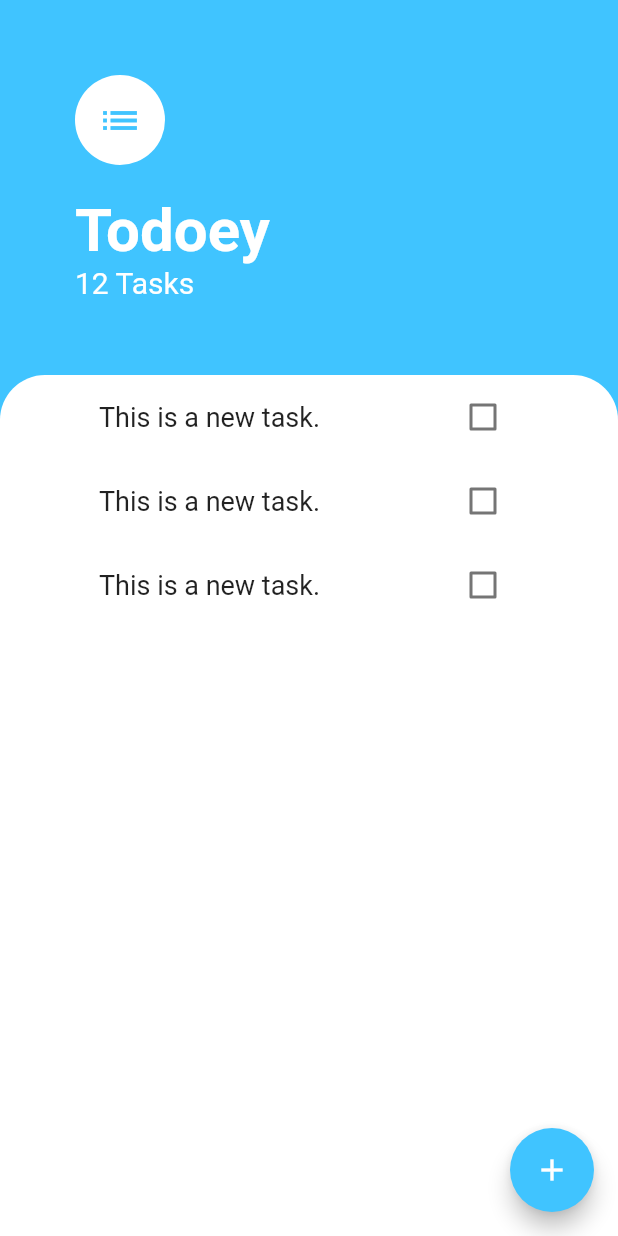
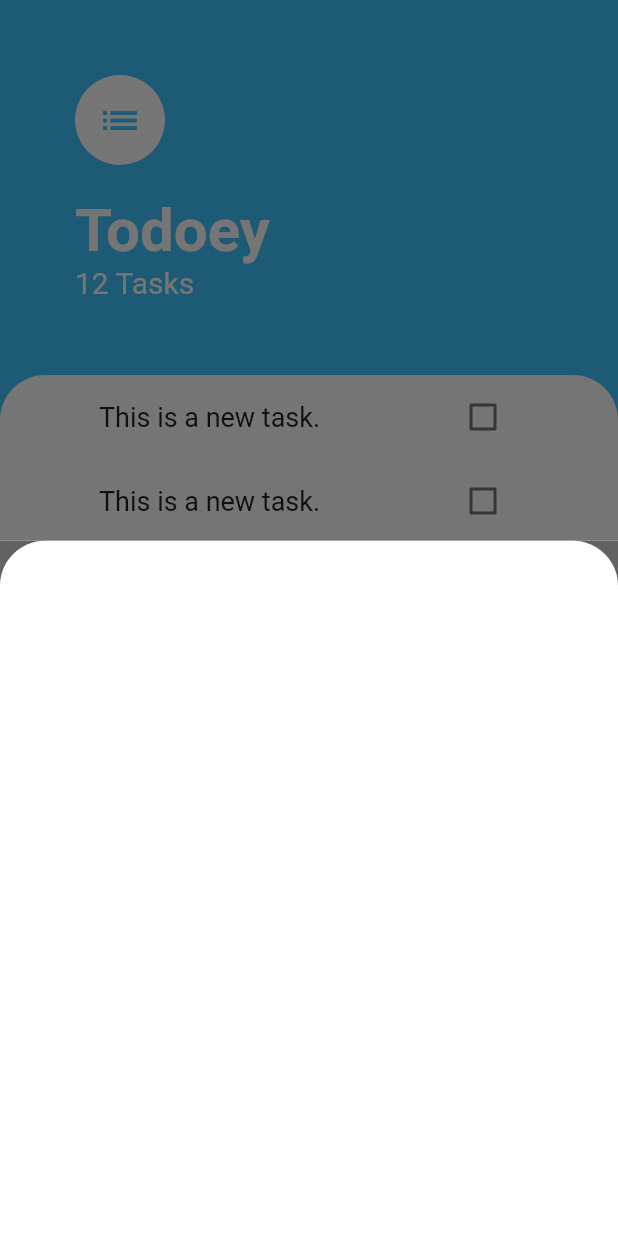
Before and after one commit to mimifi/todoey, a Flutter app: the screen it shows after launch, after a tap on the "add" icon, on a phone screen of 412 x 824 dp. Run offline on Flutter 3.47's test engine with Material 2 defaults, Android fonts, the phone set to English and light mode, and no system bars.

Commit message:
Create addTaskScreen Widget for click on FAB

```diff
--- a/lib/screens/tasks_screen.dart
+++ b/lib/screens/tasks_screen.dart
@@ -2,6 +2,20 @@ import 'package:flutter/material.dart';
 import 'package:todoey/Widgets/tasks_list.dart';
 
 class TasksScreen extends StatelessWidget {
+  Widget addTaskScreen(context) {
+    return Container(
+      color: Color(0xFF626262),
+      child: Container(
+        decoration: BoxDecoration(
+            color: Colors.white,
+            borderRadius: BorderRadius.only(
+              topRight: Radius.circular(30.0),
+              topLeft: Radius.circular(30.0),
+            )),
+      ),
+    );
+  }
+
   @override
   Widget build(BuildContext context) {
     return Scaffold(
@@ -10,6 +24,10 @@ class TasksScreen extends StatelessWidget {
         backgroundColor: Colors.lightBlueAccent,
         child: Icon(Icons.add),
         onPressed: () {
+          showModalBottomSheet(
+            context: context,
+            builder: addTaskScreen,
+          );
           // slide up add task page
         },
       ),
```
